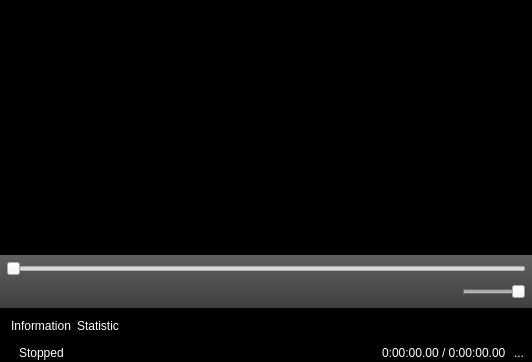
mpc-qt/mpc-qt, file hostwindow.ui: the form before one commit.
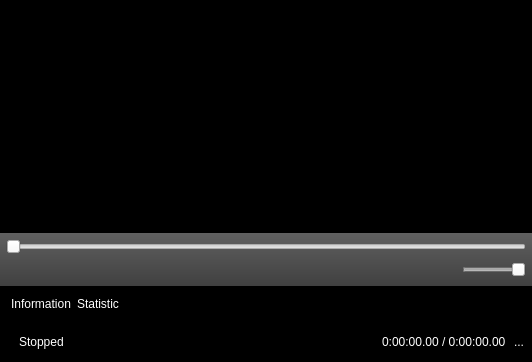
The form after the commit. Icons and pictures are not drawn.

Commit message:
Implement naive element hiding code
Also turn every action into global actions, because they disappear when
the menu bar isn't shown.

Patch:
```diff
--- a/hostwindow.ui
+++ b/hostwindow.ui
@@ -153,7 +153,20 @@
        </widget>
       </item>
       <item>
-       <layout class="QHBoxLayout" name="horizontalLayout" stretch="0,0,0,0,0,0,0,0,0,0,0,1,0,0">
+       <widget class="QWidget" name="controlbar" native="true">
+        <layout class="QHBoxLayout" name="_3" stretch="0,0,0,0,0,0,0,0,0,0,0,1,0,0">
+         <property name="leftMargin">
+          <number>0</number>
+         </property>
+         <property name="topMargin">
+          <number>0</number>
+         </property>
+         <property name="rightMargin">
+          <number>0</number>
+         </property>
+         <property name="bottomMargin">
+          <number>0</number>
+         </property>
         <item>
          <widget class="QPushButton" name="play">
           <property name="enabled">
@@ -341,6 +354,7 @@
          </widget>
         </item>
        </layout>
+       </widget>
       </item>
      </layout>
     </widget>
@@ -394,7 +408,8 @@
        </widget>
       </item>
       <item>
-       <layout class="QHBoxLayout" name="horizontalLayout_2" stretch="0,1,0,0">
+       <widget class="QWidget" name="statusbar" native="true">
+        <layout class="QHBoxLayout" name="_2" stretch="0,1,0,0">
         <property name="leftMargin">
          <number>6</number>
         </property>
@@ -433,6 +448,7 @@
          </widget>
         </item>
        </layout>
+       </widget>
       </item>
      </layout>
     </widget>
```
Lines whose indentation alone changed are shown as unchanged. The commit also changes 2 other files.
